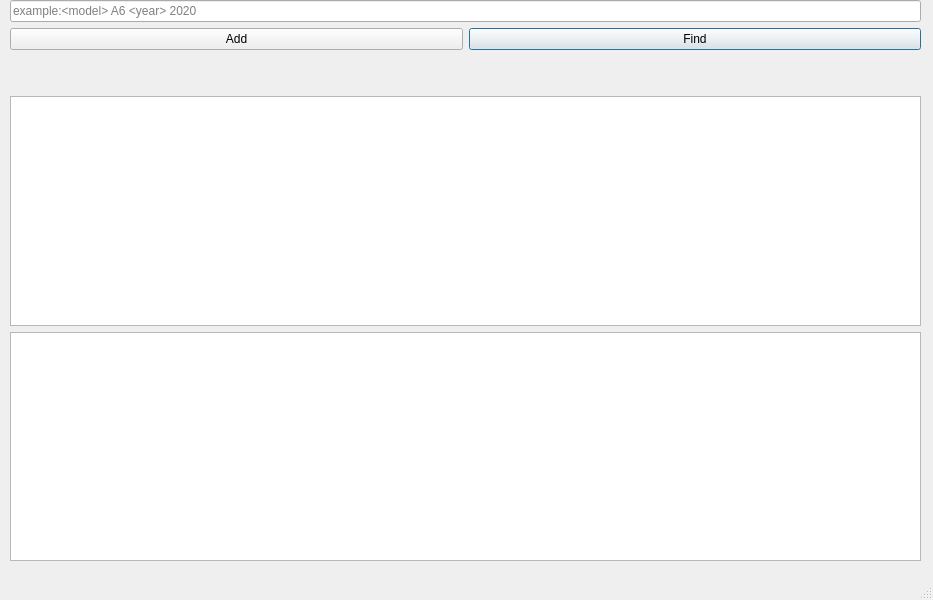
Old version of the form mainwindow.ui in the repository okirich/CPPlab.
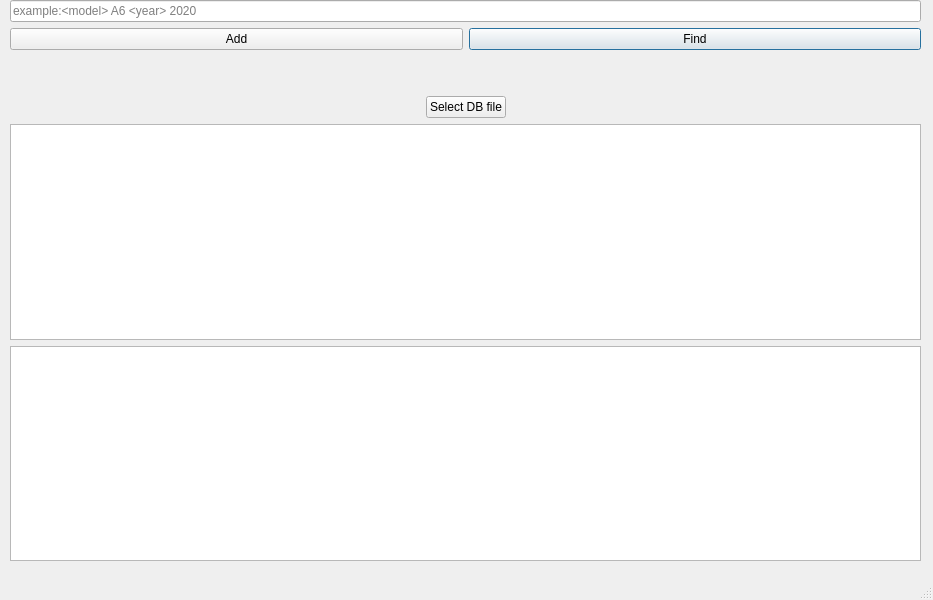
New version of the form. Custom widgets are drawn as their Qt base class.

```diff
--- a/mainwindow.ui
+++ b/mainwindow.ui
@@ -29,7 +29,7 @@
      <height>600</height>
     </size>
    </property>
-   <widget class="QWidget" name="">
+   <widget class="QWidget" name="layoutWidget">
     <property name="geometry">
      <rect>
       <x>10</x>
@@ -116,6 +116,43 @@
        </property>
       </spacer>
      </item>
+     <item>
+      <layout class="QHBoxLayout" name="horizontalLayout_2">
+       <item>
+        <spacer name="horizontalSpacer_2">
+         <property name="orientation">
+          <enum>Qt::Horizontal</enum>
+         </property>
+         <property name="sizeHint" stdset="0">
+          <size>
+           <width>40</width>
+           <height>20</height>
+          </size>
+         </property>
+        </spacer>
+       </item>
+       <item>
+        <widget class="QPushButton" name="selectBtn">
+         <property name="text">
+          <string>Select DB file</string>
+         </property>
+        </widget>
+       </item>
+       <item>
+        <spacer name="horizontalSpacer">
+         <property name="orientation">
+          <enum>Qt::Horizontal</enum>
+         </property>
+         <property name="sizeHint" stdset="0">
+          <size>
+           <width>40</width>
+           <height>20</height>
+          </size>
+         </property>
+        </spacer>
+       </item>
+      </layout>
+     </item>
      <item>
       <widget class="QTableWidget" name="tableWidget">
        <property name="horizontalScrollBarPolicy">
```
Left out of the diff: 2 changed lines with no effect on the pictures.
